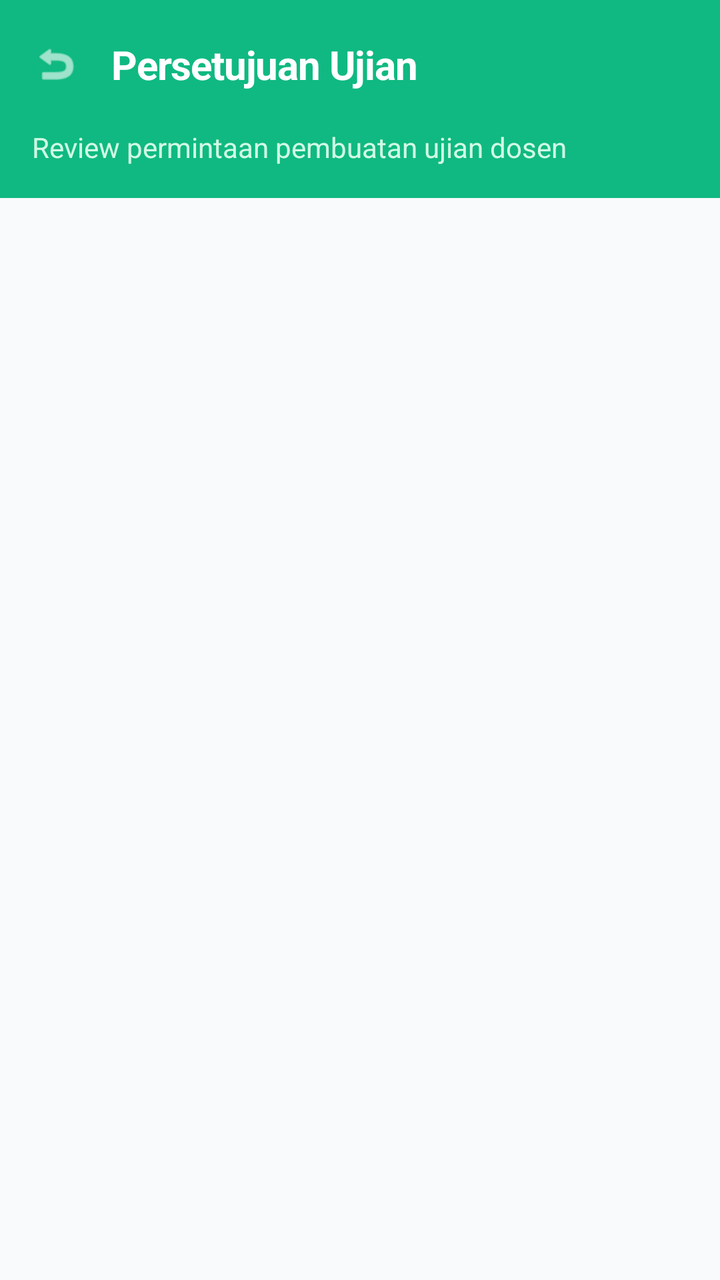
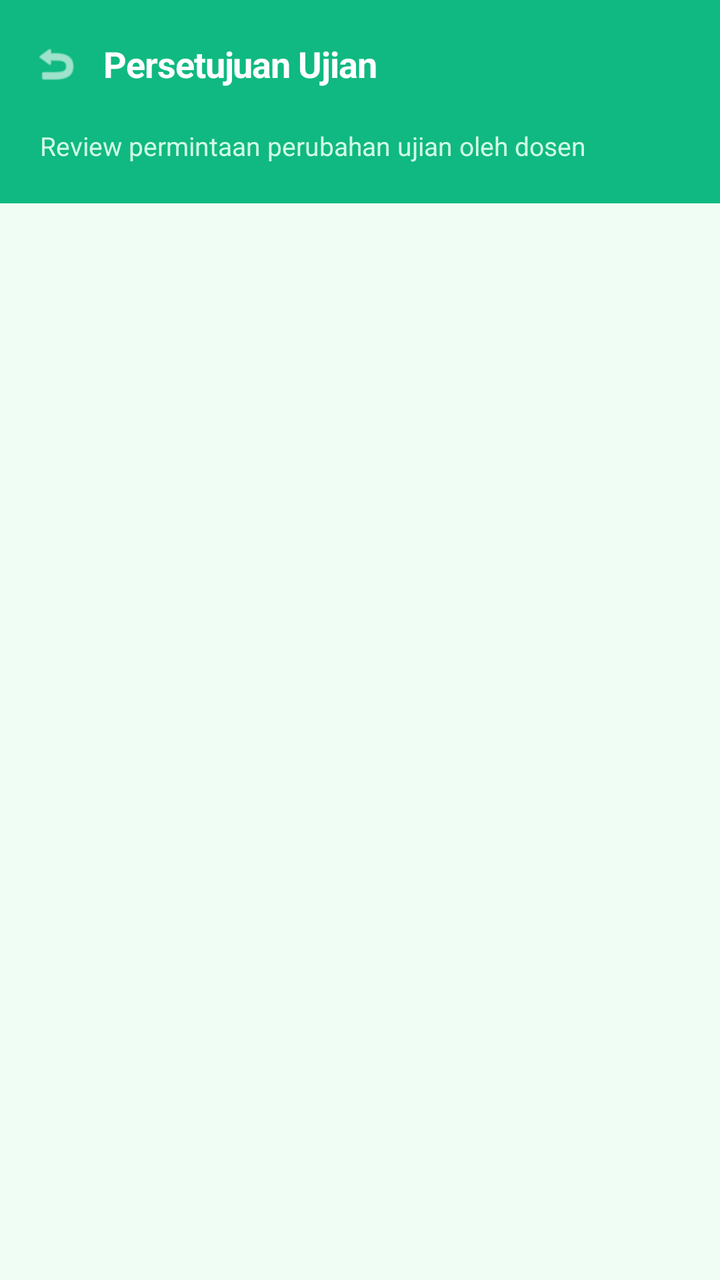

Two renders of the same Android screen: before a commit and after it. Below are the layout's source before the change and the commit's diff.
<!-- AndroidManifest.xml: application theme Theme.IFUnjaniExam -->
<!-- res/layout/activity_admin_approval.xml -->
<?xml version="1.0" encoding="utf-8"?>
<androidx.coordinatorlayout.widget.CoordinatorLayout xmlns:android="http://schemas.android.com/apk/res/android"
    xmlns:app="http://schemas.android.com/apk/res-auto"
    android:layout_width="match_parent"
    android:layout_height="match_parent"
    android:background="#F8FAFC">

    <com.google.android.material.appbar.AppBarLayout
        android:id="@+id/appBarLayout"
        android:layout_width="match_parent"
        android:layout_height="wrap_content"
        app:elevation="0dp"
        android:background="#10B981"
        app:layout_constraintTop_toTopOf="parent">

        <androidx.constraintlayout.widget.ConstraintLayout
            android:id="@+id/topBar"
            android:layout_width="match_parent"
            android:layout_height="?attr/actionBarSize">

            <ImageView
                android:id="@+id/btnBack"
                android:layout_width="40dp"
                android:layout_height="40dp"
                android:layout_marginStart="8dp"
                android:padding="8dp"
                android:src="@android:drawable/ic_menu_revert"
                app:tint="#FFFFFF"
                android:background="?attr/selectableItemBackgroundBorderless"
                android:clickable="true"
                android:focusable="true"
                app:layout_constraintBottom_toBottomOf="parent"
                app:layout_constraintStart_toStartOf="parent"
                app:layout_constraintTop_toTopOf="parent" />

            <TextView
                android:id="@+id/tvHeaderTitle"
                android:layout_width="wrap_content"
                android:layout_height="wrap_content"
                android:layout_marginStart="8dp"
                android:text="Persetujuan Ujian"
                android:textColor="#FFFFFF"
                android:textSize="20sp"
                android:textStyle="bold"
                android:letterSpacing="-0.02"
                app:layout_constraintBottom_toBottomOf="parent"
                app:layout_constraintStart_toEndOf="@id/btnBack"
                app:layout_constraintTop_toTopOf="parent" />
        </androidx.constraintlayout.widget.ConstraintLayout>
        
        <LinearLayout
            android:layout_width="match_parent"
            android:layout_height="wrap_content"
            android:paddingHorizontal="16dp"
            android:paddingBottom="16dp"
            android:orientation="vertical">
            <TextView
                android:layout_width="match_parent"
                android:layout_height="wrap_content"
                android:text="Review permintaan pembuatan ujian dosen"
                android:textColor="#D1FAE5"
                android:textSize="14sp" />
        </LinearLayout>
    </com.google.android.material.appbar.AppBarLayout>

    
    <FrameLayout
        android:layout_width="match_parent"
        android:layout_height="match_parent"
        app:layout_behavior="@string/appbar_scrolling_view_behavior">

        <androidx.recyclerview.widget.RecyclerView
            android:id="@+id/rvApprovals"
            android:layout_width="match_parent"
            android:layout_height="match_parent"
            android:padding="16dp"
            android:clipToPadding="false" />

        <LinearLayout
            android:id="@+id/tvEmptyApprovals"
            android:layout_width="match_parent"
            android:layout_height="wrap_content"
            android:orientation="vertical"
            android:gravity="center"
            android:padding="32dp"
            android:layout_gravity="center"
            android:visibility="gone">

            <ImageView
                android:layout_width="80dp"
                android:layout_height="80dp"
                android:src="@android:drawable/ic_menu_info_details"
                android:layout_marginBottom="16dp"
                android:contentDescription="Empty"
                app:tint="#CBD5E1" />

            <TextView
                android:layout_width="match_parent"
                android:layout_height="wrap_content"
                android:text="Tidak ada permintaan"
                android:textColor="#0F172A"
                android:textSize="18sp"
                android:textStyle="bold"
                android:textAlignment="center" />

            <TextView
                android:layout_width="match_parent"
                android:layout_height="wrap_content"
                android:text="Belum ada permintaan persetujuan saat ini"
                android:textColor="#64748B"
                android:textSize="14sp"
                android:layout_marginTop="8dp"
                android:textAlignment="center" />
        </LinearLayout>

        <ProgressBar
            android:id="@+id/progressBar"
            android:layout_width="wrap_content"
            android:layout_height="wrap_content"
            android:layout_gravity="center"
            android:indeterminateTint="#10B981"
            android:visibility="gone" />

    </FrameLayout>
</androidx.coordinatorlayout.widget.CoordinatorLayout>
<!-- resources referenced by this layout -->
<resources>
  <style name="Theme.IFUnjaniExam" parent="Base.Theme.IFUnjaniExam" />
  <style name="Base.Theme.IFUnjaniExam" parent="Theme.Material3.DayNight.NoActionBar">
          
          
      </style>
</resources>

<!-- the commit's change to res/layout/activity_admin_approval.xml (unified diff, before → after) -->
@@ -3,63 +3,59 @@
     xmlns:app="http://schemas.android.com/apk/res-auto"
     android:layout_width="match_parent"
     android:layout_height="match_parent"
-    android:background="#F8FAFC">
+    android:background="#F0FDF4">
 
+    
     <com.google.android.material.appbar.AppBarLayout
         android:id="@+id/appBarLayout"
         android:layout_width="match_parent"
         android:layout_height="wrap_content"
         app:elevation="0dp"
-        android:background="#10B981"
-        app:layout_constraintTop_toTopOf="parent">
+        android:background="#10B981">
 
-        <androidx.constraintlayout.widget.ConstraintLayout
-            android:id="@+id/topBar"
+        <LinearLayout
             android:layout_width="match_parent"
-            android:layout_height="?attr/actionBarSize">
+            android:layout_height="?attr/actionBarSize"
+            android:gravity="center_vertical"
+            android:orientation="horizontal"
+            android:paddingHorizontal="8dp">
 
             <ImageView
                 android:id="@+id/btnBack"
                 android:layout_width="40dp"
                 android:layout_height="40dp"
-                android:layout_marginStart="8dp"
                 android:padding="8dp"
                 android:src="@android:drawable/ic_menu_revert"
                 app:tint="#FFFFFF"
                 android:background="?attr/selectableItemBackgroundBorderless"
                 android:clickable="true"
-                android:focusable="true"
-                app:layout_constraintBottom_toBottomOf="parent"
-                app:layout_constraintStart_toStartOf="parent"
-                app:layout_constraintTop_toTopOf="parent" />
+                android:focusable="true" />
 
             <TextView
                 android:id="@+id/tvHeaderTitle"
                 android:layout_width="wrap_content"
                 android:layout_height="wrap_content"
-                android:layout_marginStart="8dp"
+                android:layout_marginStart="4dp"
                 android:text="Persetujuan Ujian"
                 android:textColor="#FFFFFF"
-                android:textSize="20sp"
+                android:textSize="18sp"
                 android:textStyle="bold"
-                android:letterSpacing="-0.02"
-                app:layout_constraintBottom_toBottomOf="parent"
-                app:layout_constraintStart_toEndOf="@id/btnBack"
-                app:layout_constraintTop_toTopOf="parent" />
-        </androidx.constraintlayout.widget.ConstraintLayout>
-        
+                android:letterSpacing="-0.02" />
+        </LinearLayout>
+
         <LinearLayout
             android:layout_width="match_parent"
             android:layout_height="wrap_content"
-            android:paddingHorizontal="16dp"
-            android:paddingBottom="16dp"
+            android:paddingHorizontal="20dp"
+            android:paddingBottom="20dp"
             android:orientation="vertical">
+
             <TextView
                 android:layout_width="match_parent"
                 android:layout_height="wrap_content"
-                android:text="Review permintaan pembuatan ujian dosen"
+                android:text="Review permintaan perubahan ujian oleh dosen"
                 android:textColor="#D1FAE5"
-                android:textSize="14sp" />
+                android:textSize="13sp" />
         </LinearLayout>
     </com.google.android.material.appbar.AppBarLayout>
 
@@ -73,26 +69,37 @@
             android:id="@+id/rvApprovals"
             android:layout_width="match_parent"
             android:layout_height="match_parent"
-            android:padding="16dp"
+            android:paddingTop="12dp"
+            android:paddingHorizontal="0dp"
+            android:paddingBottom="24dp"
             android:clipToPadding="false" />
 
+        
         <LinearLayout
             android:id="@+id/tvEmptyApprovals"
             android:layout_width="match_parent"
             android:layout_height="wrap_content"
             android:orientation="vertical"
             android:gravity="center"
-            android:padding="32dp"
+            android:padding="40dp"
             android:layout_gravity="center"
             android:visibility="gone">
 
-            <ImageView
+            <com.google.android.material.card.MaterialCardView
                 android:layout_width="80dp"
                 android:layout_height="80dp"
-                android:src="@android:drawable/ic_menu_info_details"
-                android:layout_marginBottom="16dp"
-                android:contentDescription="Empty"
-                app:tint="#CBD5E1" />
+                app:cardCornerRadius="24dp"
+                app:cardElevation="0dp"
+                app:cardBackgroundColor="#F1F5F9"
+                android:layout_marginBottom="16dp">
+
+                <ImageView
+                    android:layout_width="44dp"
+                    android:layout_height="44dp"
+                    android:layout_gravity="center"
+                    android:src="@android:drawable/ic_menu_info_details"
+                    app:tint="#CBD5E1" />
+            </com.google.android.material.card.MaterialCardView>
 
             <TextView
                 android:layout_width="match_parent"
@@ -108,7 +115,7 @@
                 android:layout_height="wrap_content"
                 android:text="Belum ada permintaan persetujuan saat ini"
                 android:textColor="#64748B"
-                android:textSize="14sp"
+                android:textSize="13sp"
                 android:layout_marginTop="8dp"
                 android:textAlignment="center" />
         </LinearLayout>
